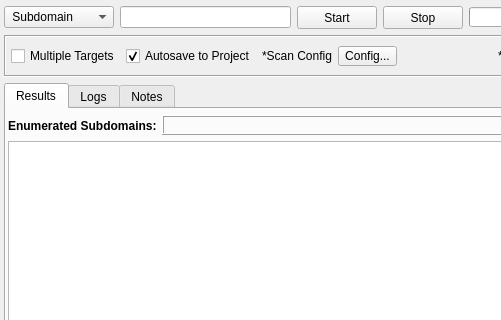
This is sub3suite/src/engines/brute/Brute.ui in 3nock/OTE as Qt 5 draws it before an edit; both pictures show x 0 to 501 and y 0 to 320 of the 673 by 463 pixel window. The edited form follows.
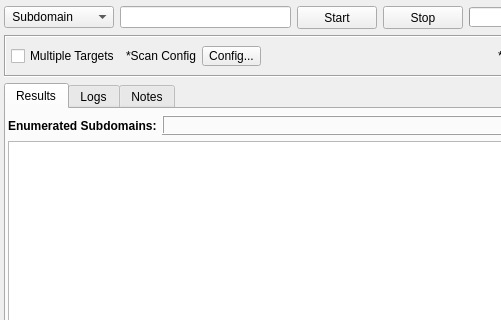
This is the edited form. Custom widgets are drawn as their Qt base class.

Diff of the .ui file:
```diff
--- a/sub3suite/src/engines/brute/Brute.ui
+++ b/sub3suite/src/engines/brute/Brute.ui
@@ -196,16 +196,6 @@
         </property>
        </widget>
       </item>
-      <item>
-       <widget class="QCheckBox" name="checkBox">
-        <property name="text">
-         <string>Autosave to Project</string>
-        </property>
-        <property name="checked">
-         <bool>true</bool>
-        </property>
-       </widget>
-      </item>
       <item>
        <widget class="QLabel" name="label">
         <property name="text">
```
